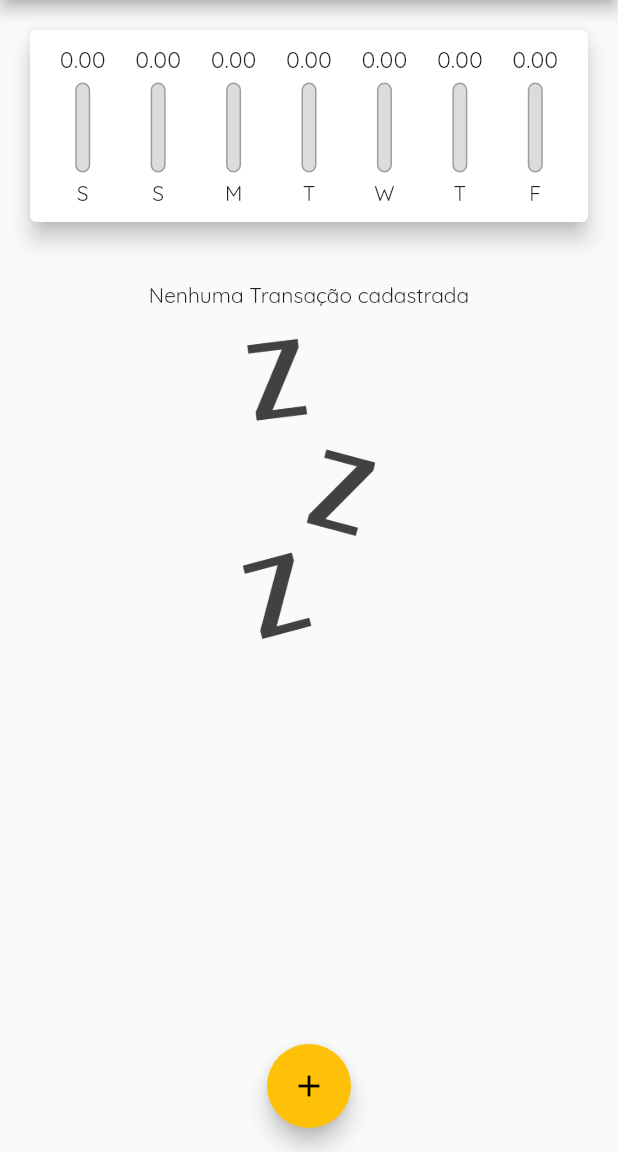
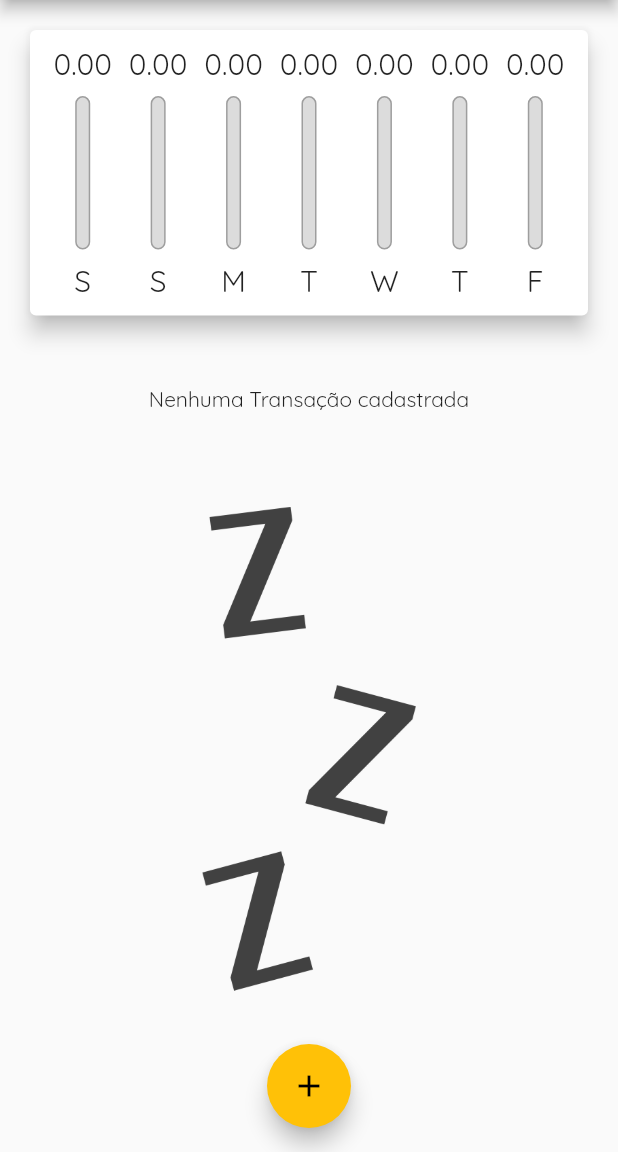
Before and after one commit to AntonioMellies/app_controle_despesas, a Flutter app: the screen it shows after launch, on a phone screen of 412 x 824 dp, the part 84-1236 px from its top. Run offline on Flutter 3.47's test engine with Material 2 defaults, Android fonts, the phone set to English and light mode, and no system bars.

Commit message:
adjusting responsiveness

```diff
--- a/lib/components/chart_bar.dart
+++ b/lib/components/chart_bar.dart
@@ -10,17 +10,19 @@ class ChartBar extends StatelessWidget {
 
   @override
   Widget build(BuildContext context) {
+    return LayoutBuilder(
+      builder: (ctx, constraints) {
         return Column(
-      children: [
+          children: <Widget>[
             SizedBox(
-          height: 20,
+              height: constraints.maxHeight * 0.15,
               child: FittedBox(
                 child: Text(value.toStringAsFixed(2)),
               ),
             ),
-        const SizedBox(height: 5),
+            SizedBox(height: constraints.maxHeight * 0.05),
             SizedBox(
-          height: 60,
+              height: constraints.maxHeight * 0.6,
               width: 10,
               child: Stack(
                 alignment: Alignment.bottomCenter,
@@ -47,9 +49,16 @@ class ChartBar extends StatelessWidget {
                 ],
               ),
             ),
-        const SizedBox(height: 5),
-        Text(label)
+            SizedBox(height: constraints.maxHeight * 0.05),
+            SizedBox(
+              height: constraints.maxHeight * 0.15,
+              child: FittedBox(
+                child: Text(label),
+              ),
+            )
           ],
+        );
+      },
     );
   }
 }
--- a/lib/components/transaction_form.dart
+++ b/lib/components/transaction_form.dart
@@ -43,10 +43,16 @@ class _TransactionFormState extends State<TransactionForm> {
 
   @override
   Widget build(BuildContext context) {
-    return Card(
+    return SingleChildScrollView(
+      child: Card(
         elevation: 5,
         child: Padding(
-        padding: const EdgeInsets.all(10.0),
+          padding: EdgeInsets.only(
+            top: 10.0,
+            left: 10.0,
+            right: 10.0,
+            bottom: 10.0 + MediaQuery.of(context).viewInsets.bottom,
+          ),
           child: Column(
             children: <Widget>[
               TextField(
@@ -100,6 +106,7 @@ class _TransactionFormState extends State<TransactionForm> {
             ],
           ),
         ),
+      ),
     );
   }
 }
--- a/lib/components/transaction_list.dart
+++ b/lib/components/transaction_list.dart
@@ -7,26 +7,32 @@ class TransactionList extends StatelessWidget {
   final List<Transaction> transactions;
   final Function(String) onRemove;
 
-  const TransactionList(this.transactions, this.onRemove, {Key? key}) : super(key: key);
+  const TransactionList(this.transactions, this.onRemove, {Key? key})
+      : super(key: key);
 
   @override
   Widget build(BuildContext context) {
-    return SizedBox(
-        height: 300,
-        child: transactions.isEmpty
-            ? Column(
+    return transactions.isEmpty
+        ? LayoutBuilder(
+            builder: (ctx, constraints) {
+              return Column(
                 children: [
-                  const SizedBox(height: 20),
-                  const Text('Nenhuma Transação cadastrada'),
-                  const SizedBox(height: 20),
+                  SizedBox(height: constraints.maxHeight * 0.05),
                   SizedBox(
-                    height: 200,
+                    height: constraints.maxHeight * 0.1,
+                    child: const Text('Nenhuma Transação cadastrada'),
+                  ),
+                  SizedBox(height: constraints.maxHeight * 0.05),
+                  SizedBox(
+                    height: constraints.maxHeight * 0.6,
                     child: Image.asset(
                       'assets/images/waiting.png',
                       fit: BoxFit.cover,
                     ),
                   ),
                 ],
+              );
+            },
           )
         : ListView.builder(
             itemCount: transactions.length,
@@ -65,6 +71,6 @@ class TransactionList extends StatelessWidget {
                 ),
               );
             },
-              ));
+          );
   }
 }
--- a/lib/main.dart
+++ b/lib/main.dart
@@ -42,13 +42,26 @@ class MyHomePage extends StatefulWidget {
 }
 
 class _MyHomePageState extends State<MyHomePage> {
+  bool _showChart = false;
   final List<Transaction> _transactions = [
     // Transaction(
     //   id: 't1',
     //   title: 'Conta 1',
     //   value: 300.00,
     //   date: DateTime.now(),
-    // )
+    // ),
+    // Transaction(
+    //   id: 't1',
+    //   title: 'Conta 1',
+    //   value: 300.00,
+    //   date: DateTime.now(),
+    // ),
+    // Transaction(
+    //   id: 't1',
+    //   title: 'Conta 1',
+    //   value: 300.00,
+    //   date: DateTime.now(),
+    // ),
   ];
 
   List<Transaction> get _recentTransacrions {
@@ -88,22 +101,46 @@ class _MyHomePageState extends State<MyHomePage> {
 
   @override
   Widget build(BuildContext context) {
+    final _mediaQuery = MediaQuery.of(context);
+    bool _isLandscape = _mediaQuery.orientation == Orientation.landscape;
+    final appBar = AppBar(
+      title: const Text('Despesas Pessoais'),
+      actions: <Widget>[
+        if (_isLandscape)
+          IconButton(
+            icon: Icon(_showChart ? Icons.list : Icons.show_chart),
+            onPressed: () {
+              setState(() {
+                _showChart = !_showChart;
+              });
+            },
+          ),
+        IconButton(
+          icon: const Icon(Icons.add),
+          onPressed: () => _openTransactionFormModal(context),
+        ),
+      ],
+    );
+    final availableHeight = _mediaQuery.size.height -
+        appBar.preferredSize.height -
+        MediaQuery.of(context).padding.top;
+
     return Scaffold(
-      appBar: AppBar(
-        title: const Text('Despesas Pessoais'),
-        actions: <Widget>[
-          IconButton(
-            onPressed: () => _openTransactionFormModal(context),
-            icon: const Icon(Icons.add),
-          )
-        ],
-      ),
+      appBar: appBar,
       body: SingleChildScrollView(
         child: Column(
           crossAxisAlignment: CrossAxisAlignment.stretch,
           children: <Widget>[
-            Chart(_recentTransacrions),
-            TransactionList(_transactions, _removeTransaction),
+            if (_showChart || !_isLandscape)
+              SizedBox(
+                height: availableHeight * (_isLandscape ? 0.7 : 0.3),
+                child: Chart(_recentTransacrions),
+              ),
+            if (!_showChart || !_isLandscape)
+              SizedBox(
+                height: availableHeight * 0.7,
+                child: TransactionList(_transactions, _removeTransaction),
+              ),
           ],
         ),
       ),
```
Lines whose indentation alone changed are shown as unchanged.
